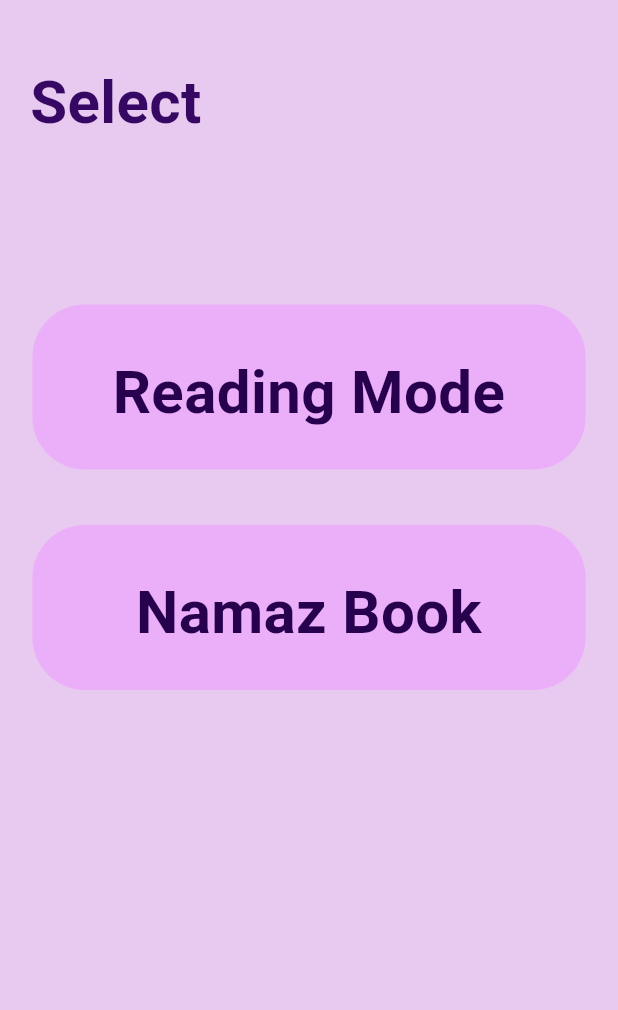
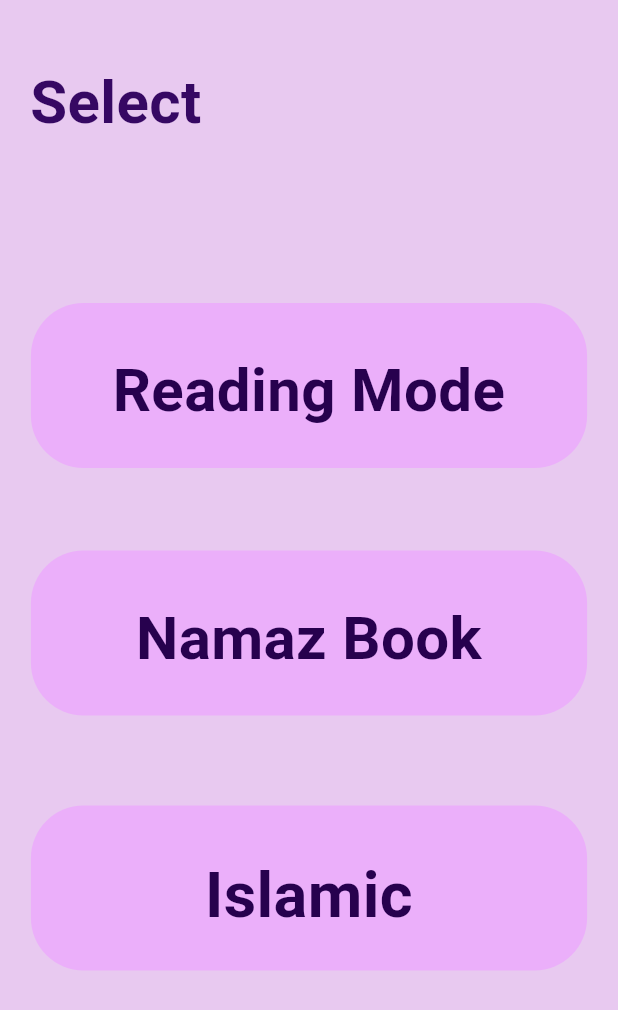
Before and after one commit to MuhammadHabib72/quran_app, a Flutter app: the Inner screen opened by its route, on a phone screen of 412 x 824 dp. Shown: the top 1010 px of the screen. Run offline on Flutter 3.47's test engine with Material 3 defaults, Android fonts, the phone set to English and light mode, and no system bars; our stand-ins replace csv, hijri, permission_handler, speech_to_text; missing offline and left inert: islamic_hijri_calendar; Roboto replaces fonts that are missing (quran).

Commit message:
modified:   lib/main.dart 	modified:   lib/pages/Inner.dart 	new file:   lib/pages/Islamic_Calender.dart 	modified:   macos/Flutter/GeneratedPluginRegistrant.swift 	modified:   pubspec.lock 	modified:   pubspec.yaml

```diff
--- a/lib/main.dart
+++ b/lib/main.dart
@@ -1,5 +1,6 @@
 import 'package:flutter/material.dart';
 import 'package:flutter_application_2/pages/Inner.dart';
+import 'package:flutter_application_2/pages/Islamic_Calender.dart';
 import 'package:flutter_application_2/pages/NamazDuas.dart';
 import 'package:flutter_application_2/pages/starting_page.dart';
 import 'package:flutter_application_2/pages/reading.dart';
@@ -24,6 +25,7 @@ class QariApp extends StatelessWidget {
         '/NamazBook': (context) => NamazBook(),
         '/ImageDisplayPage': (context) => ImageDisplayPage(
             imagePath: "assets\Iman-e-Mufassal.png", title: "Iman Mufassal"),
+        '/IslamicCalendar': (context) => IslamicCalendar(),
       },
     );
   }
--- a/lib/pages/Inner.dart
+++ b/lib/pages/Inner.dart
@@ -6,8 +6,7 @@ class Inner extends StatelessWidget {
   @override
   Widget build(BuildContext context) {
     return Scaffold(
-      backgroundColor: const Color.fromARGB(
-          255, 232, 201, 240), // Light purple background color
+      backgroundColor: const Color.fromARGB(255, 232, 201, 240),
       body: Padding(
         padding: const EdgeInsets.symmetric(horizontal: 20.0, vertical: 40.0),
         child: Column(
@@ -24,33 +23,25 @@ class Inner extends StatelessWidget {
                 decorationThickness: 3,
               ),
             ),
-            const SizedBox(
-                height:
-                    90), // Spacing between the "Select" text and button containers
+            const SizedBox(height: 90),
 
-            // First button container
+            // Reading Mode button container
             Center(
               child: Container(
-                width: MediaQuery.of(context).size.width *
-                    0.9, // 90% of screen width
+                width: MediaQuery.of(context).size.width * 0.9,
                 padding: const EdgeInsets.symmetric(vertical: 15.0),
                 decoration: BoxDecoration(
-                  color: const Color.fromARGB(
-                      255, 232, 201, 240), // Light purple container color
-                  borderRadius: BorderRadius.circular(35), // Rounded corners
+                  color: const Color.fromARGB(255, 232, 201, 240),
+                  borderRadius: BorderRadius.circular(35),
                 ),
-                child: Padding(
-                  padding: const EdgeInsets.all(1.0),
                 child: GestureDetector(
                   onTap: () => Navigator.pushNamed(context, '/reading'),
                   child: Container(
                     height: 110,
-                      padding: EdgeInsets.all(30.0),
+                    padding: const EdgeInsets.all(30.0),
                     decoration: BoxDecoration(
-                        color: const Color.fromARGB(
-                            255, 235, 175, 250), // Button color
-                        borderRadius:
-                            BorderRadius.circular(35), // Rounded corners
+                      color: const Color.fromARGB(255, 235, 175, 250),
+                      borderRadius: BorderRadius.circular(35),
                     ),
                     child: const Text(
                       'Reading Mode',
@@ -65,32 +56,25 @@ class Inner extends StatelessWidget {
                 ),
               ),
             ),
-            ),
-            const SizedBox(height: 0), // Spacing between button containers
+            const SizedBox(height: 20),
 
-            // Second button container
+            // Namaz Book button container
             Center(
               child: Container(
-                width: MediaQuery.of(context).size.width *
-                    0.9, // 90% of screen width
+                width: MediaQuery.of(context).size.width * 0.9,
                 padding: const EdgeInsets.symmetric(vertical: 20.0),
                 decoration: BoxDecoration(
-                  color: const Color.fromARGB(
-                      255, 232, 201, 240), // Light purple container color
-                  borderRadius: BorderRadius.circular(20), // Rounded corners
+                  color: const Color.fromARGB(255, 232, 201, 240),
+                  borderRadius: BorderRadius.circular(20),
                 ),
-                child: Padding(
-                  padding: const EdgeInsets.all(1.0),
                 child: GestureDetector(
                   onTap: () => Navigator.pushNamed(context, '/NamazBook'),
                   child: Container(
                     height: 110,
-                      padding: EdgeInsets.all(30.0),
+                    padding: const EdgeInsets.all(30.0),
                     decoration: BoxDecoration(
-                        color: const Color.fromARGB(
-                            255, 235, 175, 250), // Button color
-                        borderRadius:
-                            BorderRadius.circular(35), // Rounded corners
+                      color: const Color.fromARGB(255, 235, 175, 250),
+                      borderRadius: BorderRadius.circular(35),
                     ),
                     child: const Text(
                       'Namaz Book',
@@ -105,6 +89,38 @@ class Inner extends StatelessWidget {
                 ),
               ),
             ),
+            const SizedBox(height: 20),
+
+            // Islamic Calendar button container (new)
+            Center(
+              child: Container(
+                width: MediaQuery.of(context).size.width * 0.9,
+                padding: const EdgeInsets.symmetric(vertical: 20.0),
+                decoration: BoxDecoration(
+                  color: const Color.fromARGB(255, 232, 201, 240),
+                  borderRadius: BorderRadius.circular(20),
+                ),
+                child: GestureDetector(
+                  onTap: () => Navigator.pushNamed(context, '/IslamicCalendar'),
+                  child: Container(
+                    height: 110,
+                    padding: const EdgeInsets.all(30.0),
+                    decoration: BoxDecoration(
+                      color: const Color.fromARGB(255, 235, 175, 250),
+                      borderRadius: BorderRadius.circular(35),
+                    ),
+                    child: const Text(
+                      'Islamic Calendar',
+                      textAlign: TextAlign.center,
+                      style: TextStyle(
+                        fontSize: 42,
+                        fontWeight: FontWeight.bold,
+                        color: Color.fromARGB(255, 39, 1, 78),
+                      ),
+                    ),
+                  ),
+                ),
+              ),
             ),
           ],
         ),
--- a/pubspec.yaml
+++ b/pubspec.yaml
@@ -30,6 +30,9 @@ environment:
 dependencies:
   flutter:
     sdk: flutter
+  hijri: ^3.0.0
+  islamic_hijri_calendar: ^0.0.3
+
 
 
   # The following adds the Cupertino Icons font to your application.
@@ -38,6 +41,7 @@ dependencies:
   csv: ^5.0.0
   speech_to_text: 7.0.0
   permission_handler: ^11.1.0
+
 
 
 dev_dependencies:
```
Also changed, not shown: lib/pages/Islamic_Calender.dart (added, +54 -0 lines), pubspec.lock, 1 other file. Lines whose indentation alone changed are shown as unchanged.
